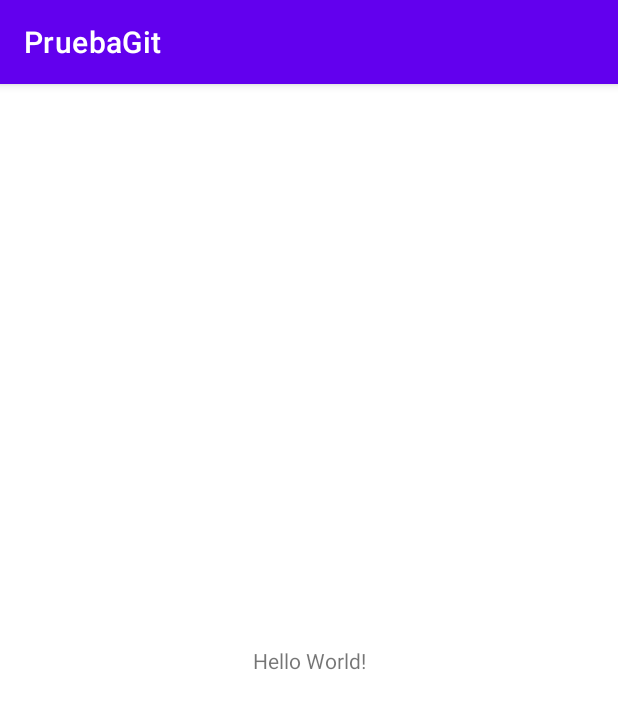
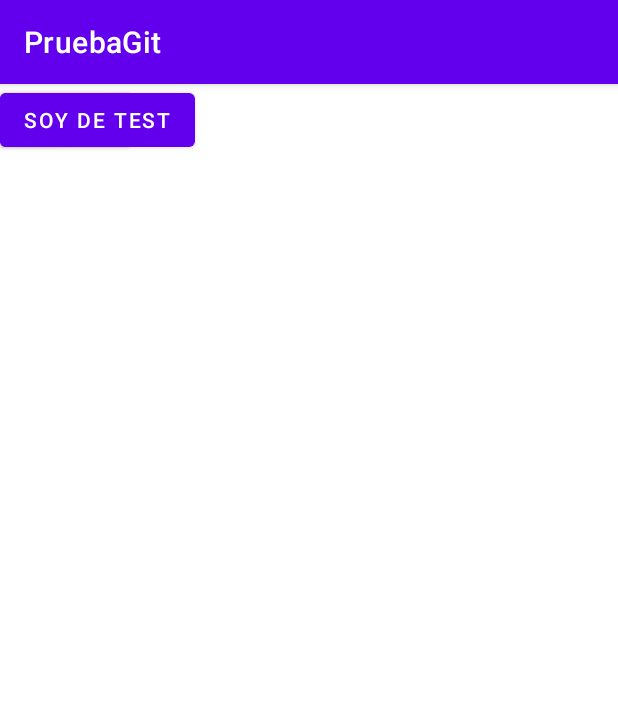
Before and after one commit to JuanOchandoArrevilla/pruebaGit, an Android app: the screen it shows after launch (MainActivity), on a phone screen of 412 x 824 dp. Shown: the top 709 px of the screen. Run offline under Robolectric (Android 15) with nearby library versions, the phone set to English and light mode, and no system bars.

Commit message:
se creo bottom soy de test

```diff
--- a/app/src/main/java/com/ochando/pruebagit/MainActivity.java
+++ b/app/src/main/java/com/ochando/pruebagit/MainActivity.java
@@ -11,4 +11,6 @@ public class MainActivity extends AppCompatActivity {
         super.onCreate(savedInstanceState);
         setContentView(R.layout.activity_main);
     }
+
+
 }
--- a/app/src/main/res/layout/activity_main.xml
+++ b/app/src/main/res/layout/activity_main.xml
@@ -9,10 +9,24 @@
     <TextView
         android:layout_width="wrap_content"
         android:layout_height="wrap_content"
-        android:text="Hello World!"
         app:layout_constraintBottom_toBottomOf="parent"
         app:layout_constraintLeft_toLeftOf="parent"
         app:layout_constraintRight_toRightOf="parent"
         app:layout_constraintTop_toTopOf="parent" />
 
+    <Button
+        android:layout_width="wrap_content"
+        android:layout_height="wrap_content"
+        android:text="sexo"
+        tools:ignore="MissingConstraints" />
+
+    <Button
+        android:layout_width="wrap_content"
+        android:layout_height="wrap_content"
+        android:text="soy de test"
+        tools:ignore="MissingConstraints"
+        tools:layout_editor_absoluteX="206dp"
+        tools:layout_editor_absoluteY="7dp" />
+
+
 </androidx.constraintlayout.widget.ConstraintLayout>
```
